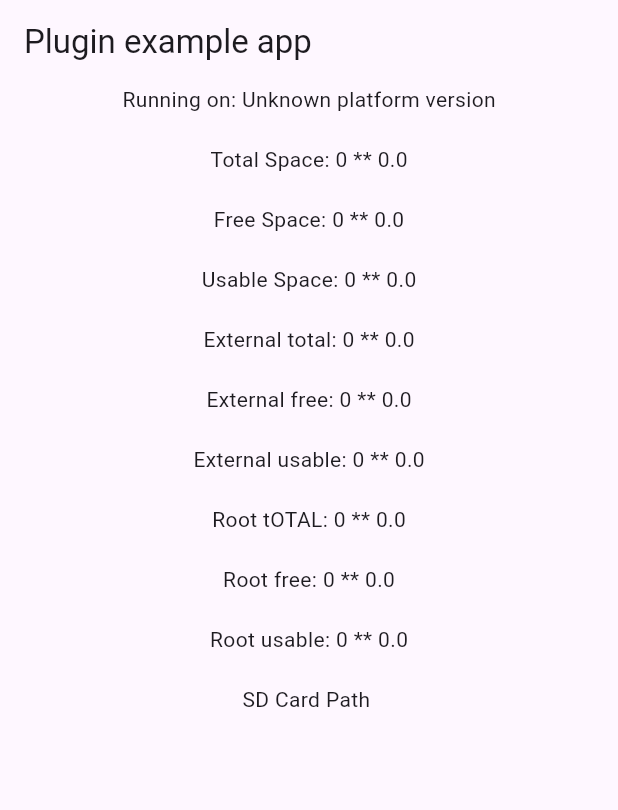
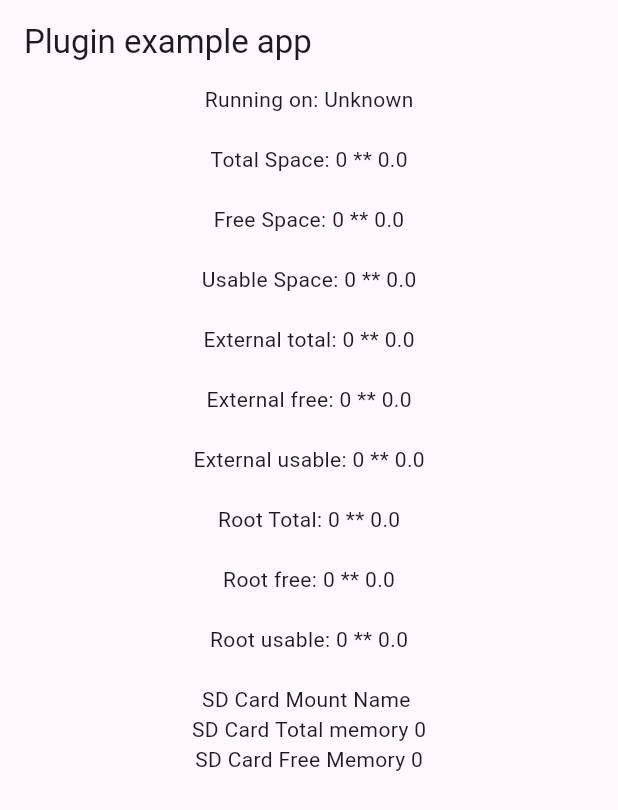
Before and after one commit to sumitsharansatsangi/storage, a Flutter app: the screen it shows after launch, on a phone screen of 412 x 824 dp. Shown: the top 810 px of the screen. Run offline on Flutter 3.47's test engine with Material 3 defaults, Android fonts, the phone set to English and light mode, and no system bars; our stand-ins replace plugin_platform_interface.

Commit message:
code updated

```diff
--- a/example/lib/main.dart
+++ b/example/lib/main.dart
@@ -2,6 +2,7 @@ import 'package:flutter/material.dart';
 import 'dart:async';
 
 import 'package:flutter/services.dart';
+import 'package:storage/model.dart';
 import 'package:storage/storage.dart';
 
 void main() {
@@ -27,7 +28,7 @@ class _MyAppState extends State<MyApp> {
   int rootTotalSpace = 0;
   int rootFreeSpace = 0;
   int rootUsableSpace = 0;
-  String sdCard = ": Not found";
+  SDCard sdCard = SDCard("",0,0);
 
   @override
   void initState() {
@@ -55,7 +56,7 @@ class _MyAppState extends State<MyApp> {
       rootTotalSpace = await _storagePlugin.getRootTotalSpace() ?? 0;
       rootFreeSpace = await _storagePlugin.getRootFreeSpace() ?? 0;
       rootUsableSpace = await _storagePlugin.getRootUsableSpace() ?? 0;
-      sdCard = await _storagePlugin.getSDCard() ?? "";
+      sdCard = await _storagePlugin.getSDCard()?? SDCard("", 0, 0);
     } on PlatformException {
       platformVersion = 'Failed to get platform version.';
     }
@@ -95,11 +96,13 @@ class _MyAppState extends State<MyApp> {
               Text(
                   'External usable: $externalStorageUsableSpace ** ${externalStorageUsableSpace / 1000000}\n'),
               Text(
-                  'Root tOTAL: $rootTotalSpace ** ${rootTotalSpace / 1000000}\n'),
+                  'Root Total: $rootTotalSpace ** ${rootTotalSpace / 1000000}\n'),
               Text('Root free: $rootFreeSpace ** ${rootFreeSpace / 1000000}\n'),
               Text(
                   'Root usable: $rootUsableSpace ** ${rootUsableSpace / 1000000}\n'),
-              Text("SD Card Path $sdCard")
+              Text("SD Card Mount Name ${sdCard.name}"),
+              Text("SD Card Total memory ${sdCard.total}"),
+              Text("SD Card Free Memory ${sdCard.free}")
             ],
           ),
         ),
--- /dev/null
+++ b/lib/model.dart
@@ -0,0 +1,9 @@
+class SDCard {
+  final String name;
+  final int total;
+  final int free;
+  SDCard(this.name, this.total,this.free);
+  factory SDCard.fromJson(Map json) {
+    return SDCard(json["name"], json["total"], json["free"]);
+  }
+}
--- a/lib/storage.dart
+++ b/lib/storage.dart
@@ -1,3 +1,4 @@
+import 'model.dart';
 import 'storage_platform_interface.dart';
 
 class Storage {
@@ -41,7 +42,7 @@ class Storage {
     return StoragePlatform.instance.getRootUsableSpace();
   }
 
-  Future<String?> getSDCard() {
+  Future<SDCard> getSDCard() {
     return StoragePlatform.instance.getSDCard();
   }
 }
--- a/lib/storage_platform_interface.dart
+++ b/lib/storage_platform_interface.dart
@@ -1,5 +1,6 @@
 import 'package:plugin_platform_interface/plugin_platform_interface.dart';
 
+import 'model.dart';
 import 'storage_method_channel.dart';
 
 abstract class StoragePlatform extends PlatformInterface {
@@ -51,7 +52,7 @@ abstract class StoragePlatform extends PlatformInterface {
   Future<int?> getRootFreeSpace() {
     throw UnimplementedError('getRootFreeSpace() has not been implemented.');
   }
-   Future<String?> getSDCard() {
+   Future<SDCard> getSDCard() {
     throw UnimplementedError('getSDCard() has not been implemented.');
   }
   Future<int?> getRootUsableSpace() {
```
Also changed, not shown: lib/storage_method_channel.dart (+4 -23 lines), 3 other files.
